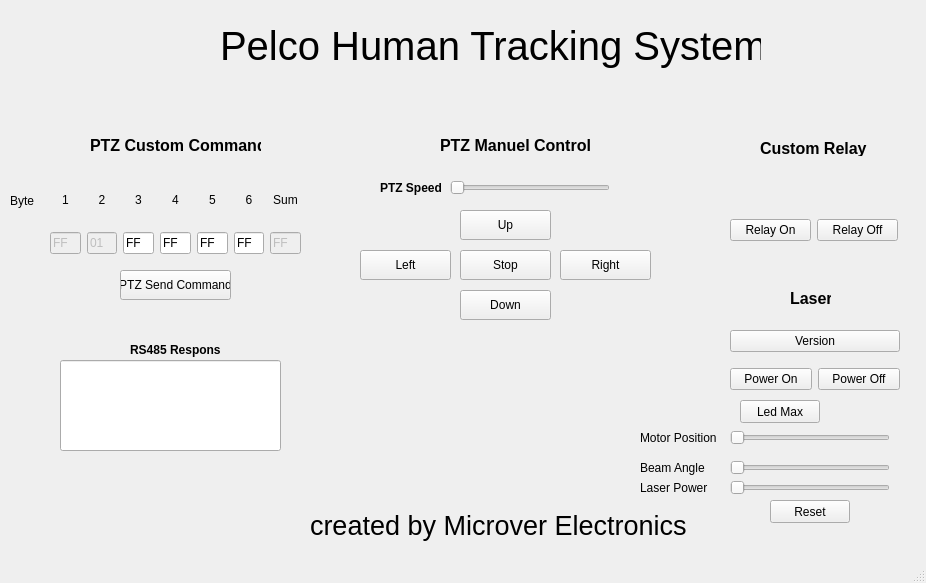
The window that gui/mainwindow.ui (Microver-Electronics/MIC_Human_Tracker_PTZ) describes before a commit, drawn with Qt 5.
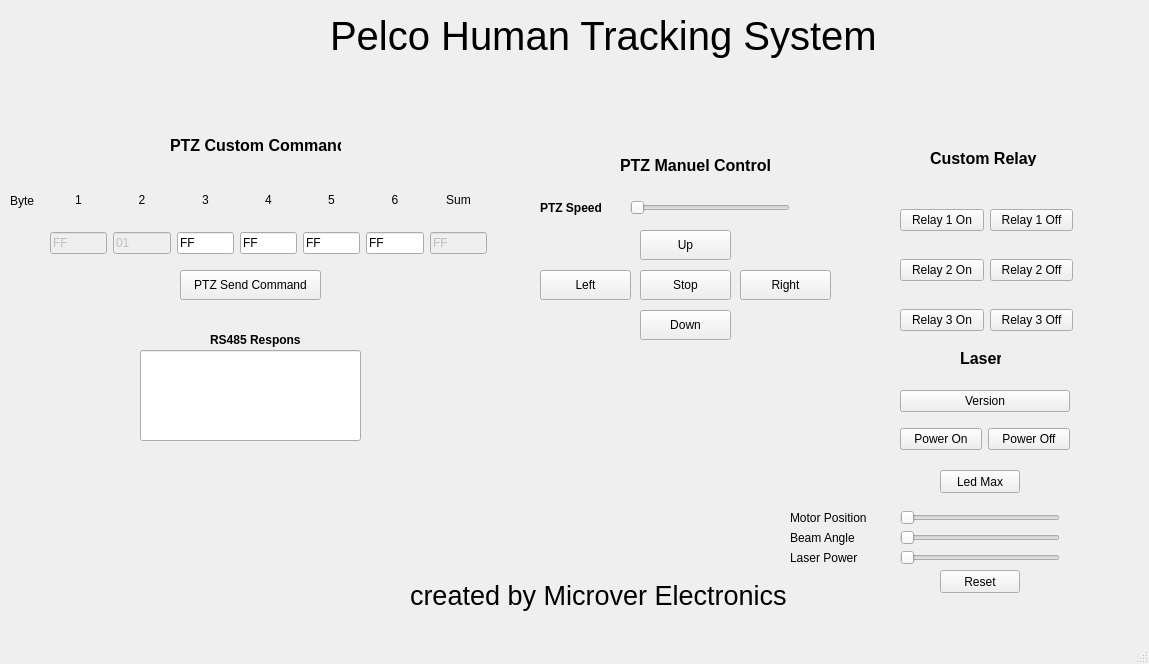
The same window after the commit.

```diff
--- a/gui/mainwindow.ui
+++ b/gui/mainwindow.ui
@@ -6,8 +6,8 @@
    <rect>
     <x>0</x>
     <y>0</y>
-    <width>926</width>
-    <height>583</height>
+    <width>1149</width>
+    <height>664</height>
    </rect>
   </property>
   <property name="windowTitle">
@@ -17,8 +17,8 @@
    <widget class="QPushButton" name="left_button">
     <property name="geometry">
      <rect>
-      <x>360</x>
-      <y>250</y>
+      <x>540</x>
+      <y>270</y>
       <width>91</width>
       <height>30</height>
      </rect>
@@ -30,8 +30,8 @@
    <widget class="QPushButton" name="up_button">
     <property name="geometry">
      <rect>
-      <x>460</x>
-      <y>210</y>
+      <x>640</x>
+      <y>230</y>
       <width>91</width>
       <height>30</height>
      </rect>
@@ -43,8 +43,8 @@
    <widget class="QPushButton" name="right_button">
     <property name="geometry">
      <rect>
-      <x>560</x>
-      <y>250</y>
+      <x>740</x>
+      <y>270</y>
       <width>91</width>
       <height>30</height>
      </rect>
@@ -56,8 +56,8 @@
    <widget class="QPushButton" name="down_button">
     <property name="geometry">
      <rect>
-      <x>460</x>
-      <y>290</y>
+      <x>640</x>
+      <y>310</y>
       <width>91</width>
       <height>30</height>
      </rect>
@@ -69,8 +69,8 @@
    <widget class="QPushButton" name="stop_button">
     <property name="geometry">
      <rect>
-      <x>460</x>
-      <y>250</y>
+      <x>640</x>
+      <y>270</y>
       <width>91</width>
       <height>30</height>
      </rect>
@@ -82,9 +82,9 @@
    <widget class="QLabel" name="label">
     <property name="geometry">
      <rect>
-      <x>220</x>
-      <y>20</y>
-      <width>541</width>
+      <x>330</x>
+      <y>10</y>
+      <width>621</width>
       <height>51</height>
      </rect>
     </property>
@@ -100,8 +100,8 @@
    <widget class="QLabel" name="label_2">
     <property name="geometry">
      <rect>
-      <x>310</x>
-      <y>500</y>
+      <x>410</x>
+      <y>570</y>
       <width>391</width>
       <height>51</height>
      </rect>
@@ -118,9 +118,9 @@
    <widget class="QPushButton" name="test_button">
     <property name="geometry">
      <rect>
-      <x>120</x>
+      <x>180</x>
       <y>270</y>
-      <width>111</width>
+      <width>141</width>
       <height>30</height>
      </rect>
     </property>
@@ -133,7 +133,7 @@
      <rect>
       <x>50</x>
       <y>174</y>
-      <width>251</width>
+      <width>437</width>
       <height>80</height>
      </rect>
     </property>
@@ -315,8 +315,8 @@
     </property>
     <property name="geometry">
      <rect>
-      <x>60</x>
-      <y>360</y>
+      <x>140</x>
+      <y>350</y>
       <width>221</width>
       <height>91</height>
      </rect>
@@ -325,8 +325,8 @@
    <widget class="QLabel" name="label_3">
     <property name="geometry">
      <rect>
-      <x>130</x>
-      <y>340</y>
+      <x>210</x>
+      <y>330</y>
       <width>91</width>
       <height>20</height>
      </rect>
@@ -344,8 +344,8 @@
    <widget class="QLabel" name="label_4">
     <property name="geometry">
      <rect>
-      <x>760</x>
-      <y>140</y>
+      <x>930</x>
+      <y>150</y>
       <width>111</width>
       <height>16</height>
      </rect>
@@ -364,8 +364,8 @@
    <widget class="QLabel" name="label_7">
     <property name="geometry">
      <rect>
-      <x>790</x>
-      <y>290</y>
+      <x>960</x>
+      <y>350</y>
       <width>41</width>
       <height>16</height>
      </rect>
@@ -384,8 +384,8 @@
    <widget class="QWidget" name="verticalLayoutWidget_2">
     <property name="geometry">
      <rect>
-      <x>730</x>
-      <y>320</y>
+      <x>900</x>
+      <y>380</y>
       <width>170</width>
       <height>80</height>
      </rect>
@@ -421,8 +421,8 @@
    <widget class="QLabel" name="label_10">
     <property name="geometry">
      <rect>
-      <x>440</x>
-      <y>130</y>
+      <x>620</x>
+      <y>150</y>
       <width>151</width>
       <height>31</height>
      </rect>
@@ -441,7 +441,7 @@
    <widget class="QLabel" name="label_15">
     <property name="geometry">
      <rect>
-      <x>90</x>
+      <x>170</x>
       <y>130</y>
       <width>171</width>
       <height>31</height>
@@ -461,8 +461,8 @@
    <widget class="QSlider" name="laser_motor_position_slider">
     <property name="geometry">
      <rect>
-      <x>730</x>
-      <y>430</y>
+      <x>900</x>
+      <y>510</y>
       <width>160</width>
       <height>16</height>
      </rect>
@@ -474,9 +474,9 @@
    <widget class="QLabel" name="label_16">
     <property name="geometry">
      <rect>
-      <x>640</x>
-      <y>430</y>
-      <width>81</width>
+      <x>790</x>
+      <y>510</y>
+      <width>101</width>
       <height>16</height>
      </rect>
     </property>
@@ -487,8 +487,8 @@
    <widget class="QPushButton" name="laser_reset_button">
     <property name="geometry">
      <rect>
-      <x>770</x>
-      <y>500</y>
+      <x>940</x>
+      <y>570</y>
       <width>80</width>
       <height>23</height>
      </rect>
@@ -500,24 +500,24 @@
    <widget class="QWidget" name="horizontalLayoutWidget_2">
     <property name="geometry">
      <rect>
-      <x>730</x>
-      <y>190</y>
-      <width>168</width>
-      <height>80</height>
+      <x>900</x>
+      <y>200</y>
+      <width>173</width>
+      <height>41</height>
      </rect>
     </property>
     <layout class="QHBoxLayout" name="horizontalLayout_3">
      <item>
       <widget class="QPushButton" name="relay_on_button">
        <property name="text">
-        <string>Relay On</string>
+        <string>Relay 1 On</string>
        </property>
       </widget>
      </item>
      <item>
       <widget class="QPushButton" name="relay_off_button">
        <property name="text">
-        <string>Relay Off</string>
+        <string>Relay 1 Off</string>
        </property>
       </widget>
      </item>
@@ -526,8 +526,8 @@
    <widget class="QSlider" name="ptz_speed_slider">
     <property name="geometry">
      <rect>
-      <x>450</x>
-      <y>180</y>
+      <x>630</x>
+      <y>200</y>
       <width>160</width>
       <height>16</height>
      </rect>
@@ -539,9 +539,9 @@
    <widget class="QLabel" name="label_17">
     <property name="geometry">
      <rect>
-      <x>380</x>
-      <y>180</y>
-      <width>61</width>
+      <x>540</x>
+      <y>200</y>
+      <width>81</width>
       <height>16</height>
      </rect>
     </property>
@@ -558,8 +558,8 @@
    <widget class="QSlider" name="laser_beam_angle_slider">
     <property name="geometry">
      <rect>
-      <x>730</x>
-      <y>460</y>
+      <x>900</x>
+      <y>530</y>
       <width>160</width>
       <height>16</height>
      </rect>
@@ -571,9 +571,9 @@
    <widget class="QLabel" name="label_18">
     <property name="geometry">
      <rect>
-      <x>640</x>
-      <y>460</y>
-      <width>81</width>
+      <x>790</x>
+      <y>530</y>
+      <width>111</width>
       <height>16</height>
      </rect>
     </property>
@@ -584,9 +584,9 @@
    <widget class="QLabel" name="label_19">
     <property name="geometry">
      <rect>
-      <x>640</x>
-      <y>480</y>
-      <width>81</width>
+      <x>790</x>
+      <y>550</y>
+      <width>101</width>
       <height>16</height>
      </rect>
     </property>
@@ -597,8 +597,8 @@
    <widget class="QSlider" name="laser_power_slider">
     <property name="geometry">
      <rect>
-      <x>730</x>
-      <y>480</y>
+      <x>900</x>
+      <y>550</y>
       <width>160</width>
       <height>16</height>
      </rect>
@@ -610,8 +610,8 @@
    <widget class="QPushButton" name="led_max_button">
     <property name="geometry">
      <rect>
-      <x>740</x>
-      <y>400</y>
+      <x>940</x>
+      <y>470</y>
       <width>80</width>
       <height>23</height>
      </rect>
@@ -620,6 +620,58 @@
      <string>Led Max</string>
     </property>
    </widget>
+   <widget class="QWidget" name="horizontalLayoutWidget_3">
+    <property name="geometry">
+     <rect>
+      <x>900</x>
+      <y>250</y>
+      <width>173</width>
+      <height>41</height>
+     </rect>
+    </property>
+    <layout class="QHBoxLayout" name="horizontalLayout_4">
+     <item>
+      <widget class="QPushButton" name="relay_on_button_2">
+       <property name="text">
+        <string>Relay 2 On</string>
+       </property>
+      </widget>
+     </item>
+     <item>
+      <widget class="QPushButton" name="relay_off_button_2">
+       <property name="text">
+        <string>Relay 2 Off</string>
+       </property>
+      </widget>
+     </item>
+    </layout>
+   </widget>
+   <widget class="QWidget" name="horizontalLayoutWidget_4">
+    <property name="geometry">
+     <rect>
+      <x>900</x>
+      <y>300</y>
+      <width>173</width>
+      <height>41</height>
+     </rect>
+    </property>
+    <layout class="QHBoxLayout" name="horizontalLayout_5">
+     <item>
+      <widget class="QPushButton" name="relay_on_button_3">
+       <property name="text">
+        <string>Relay 3 On</string>
+       </property>
+      </widget>
+     </item>
+     <item>
+      <widget class="QPushButton" name="relay_off_button_3">
+       <property name="text">
+        <string>Relay 3 Off</string>
+       </property>
+      </widget>
+     </item>
+    </layout>
+   </widget>
   </widget>
   <widget class="QMenuBar" name="menubar">
    <property name="geometry">
```
Left out of the diff: 4 changed lines with no effect on the pictures.
